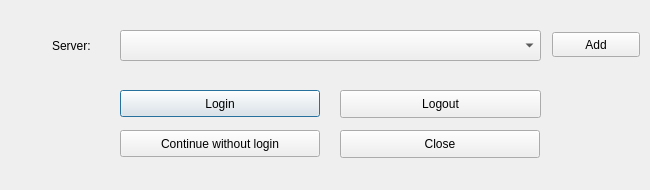
This is dlg_ConnectionManager.ui in LESPROJEKT/qgis-layman-plugin as Qt 5 draws it before an edit. The edited form follows.
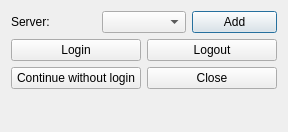
This is the edited form. Icons and pictures are not drawn.

Commit message: register url

```diff
--- a/dlg_ConnectionManager.ui
+++ b/dlg_ConnectionManager.ui
@@ -9,40 +9,39 @@
    <rect>
     <x>0</x>
     <y>0</y>
-    <width>650</width>
-    <height>190</height>
+    <width>288</width>
+    <height>132</height>
    </rect>
   </property>
-  <property name="sizePolicy">
-   <sizepolicy hsizetype="Minimum" vsizetype="Minimum">
-    <horstretch>0</horstretch>
-    <verstretch>0</verstretch>
-   </sizepolicy>
-  </property>
-  <property name="minimumSize">
-   <size>
-    <width>650</width>
-    <height>190</height>
-   </size>
-  </property>
-  <property name="maximumSize">
-   <size>
-    <width>650</width>
-    <height>190</height>
-   </size>
-  </property>
   <property name="windowTitle">
    <string>Layman</string>
   </property>
+  <layout class="QVBoxLayout" name="verticalLayout">
+   <item>
+    <layout class="QHBoxLayout" name="horizontalLayout_top">
+     <item>
+      <widget class="QLabel" name="label_server">
+       <property name="text">
+        <string>Server:</string>
+       </property>
+      </widget>
+     </item>
+     <item>
+      <widget class="QComboBox" name="comboBox_server"/>
+     </item>
+     <item>
+      <widget class="QPushButton" name="pushButton_Add">
+       <property name="text">
+        <string>Add</string>
+       </property>
+      </widget>
+     </item>
+    </layout>
+   </item>
+   <item>
+    <layout class="QGridLayout" name="gridLayout_buttons">
+     <item row="0" column="0">
   <widget class="QPushButton" name="pushButton_Connect">
-   <property name="geometry">
-    <rect>
-     <x>120</x>
-     <y>90</y>
-     <width>200</width>
-     <height>27</height>
-    </rect>
-   </property>
    <property name="text">
     <string>Login</string>
    </property>
@@ -51,77 +50,9 @@
      <normaloff>icons/login_logged.png</normaloff>icons/login_logged.png</iconset>
    </property>
   </widget>
-  <widget class="QPushButton" name="pushButton_close">
-   <property name="geometry">
-    <rect>
-     <x>340</x>
-     <y>130</y>
-     <width>200</width>
-     <height>28</height>
-    </rect>
-   </property>
-   <property name="text">
-    <string>Close</string>
-   </property>
-  </widget>
-  <widget class="QPushButton" name="pushButton_Continue">
-   <property name="geometry">
-    <rect>
-     <x>540</x>
-     <y>230</y>
-     <width>121</width>
-     <height>27</height>
-    </rect>
-   </property>
-   <property name="text">
-    <string>Continue</string>
-   </property>
-  </widget>
-  <widget class="QLabel" name="label_APIKey_3">
-   <property name="geometry">
-    <rect>
-     <x>52</x>
-     <y>36</y>
-     <width>121</width>
-     <height>19</height>
-    </rect>
-   </property>
-   <property name="text">
-    <string>Server:</string>
-   </property>
-  </widget>
-  <widget class="QComboBox" name="comboBox_server">
-   <property name="geometry">
-    <rect>
-     <x>120</x>
-     <y>30</y>
-     <width>421</width>
-     <height>31</height>
-    </rect>
-   </property>
-  </widget>
-  <widget class="QLabel" name="label_sign">
-   <property name="geometry">
-    <rect>
-     <x>322</x>
-     <y>200</y>
-     <width>251</width>
-     <height>20</height>
-    </rect>
-   </property>
-   <property name="text">
-    <string/>
-   </property>
-  </widget>
+     </item>
+     <item row="0" column="1">
   <widget class="QPushButton" name="pushButton_logout">
-   <property name="geometry">
-    <rect>
-     <x>340</x>
-     <y>90</y>
-     <width>201</width>
-     <height>28</height>
-    </rect>
-   </property>
    <property name="text">
     <string>Logout</string>
    </property>
@@ -130,15 +61,9 @@
      <normaloff>icons/logout.png</normaloff>icons/logout.png</iconset>
    </property>
   </widget>
+     </item>
+     <item row="1" column="0">
   <widget class="QPushButton" name="pushButton_NoLogin">
-   <property name="geometry">
-    <rect>
-     <x>120</x>
-     <y>130</y>
-     <width>200</width>
-     <height>27</height>
-    </rect>
-   </property>
    <property name="text">
     <string>Continue without login</string>
    </property>
@@ -147,19 +72,24 @@
      <normaloff>icons/user_not_logged.png</normaloff>icons/user_not_logged.png</iconset>
    </property>
   </widget>
-  <widget class="QPushButton" name="pushButton_Add">
-   <property name="geometry">
-    <rect>
-     <x>552</x>
-     <y>32</y>
-     <width>88</width>
-     <height>25</height>
-    </rect>
-   </property>
+     </item>
+     <item row="1" column="1">
+      <widget class="QPushButton" name="pushButton_close">
+       <property name="text">
+        <string>Close</string>
+       </property>
+      </widget>
+     </item>
+    </layout>
+   </item>
+   <item>
+    <widget class="QLabel" name="label_sign">
    <property name="text">
-    <string>Add</string>
-   </property>
-  </widget>
+      <string/>
+     </property>
+    </widget>
+   </item>
+  </layout>
  </widget>
  <resources/>
  <connections/>
```
Left out of the diff: 3 changed lines with no effect on the pictures. Lines whose indentation alone changed are shown as unchanged. The commit also changes 1 other file.
